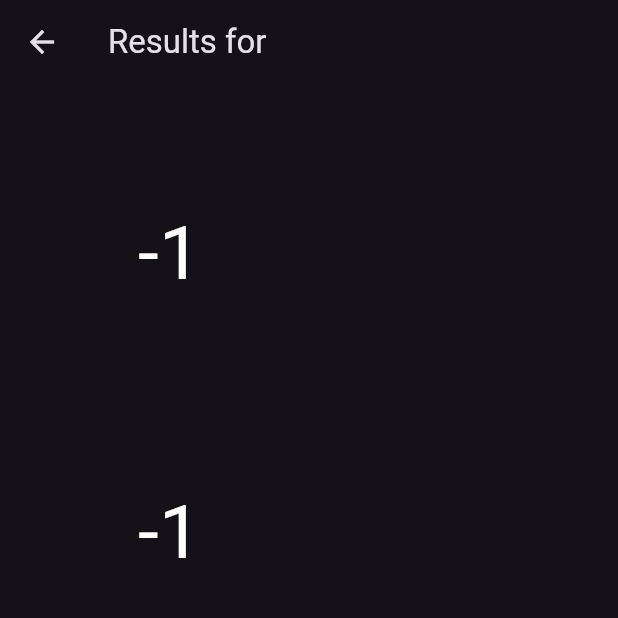
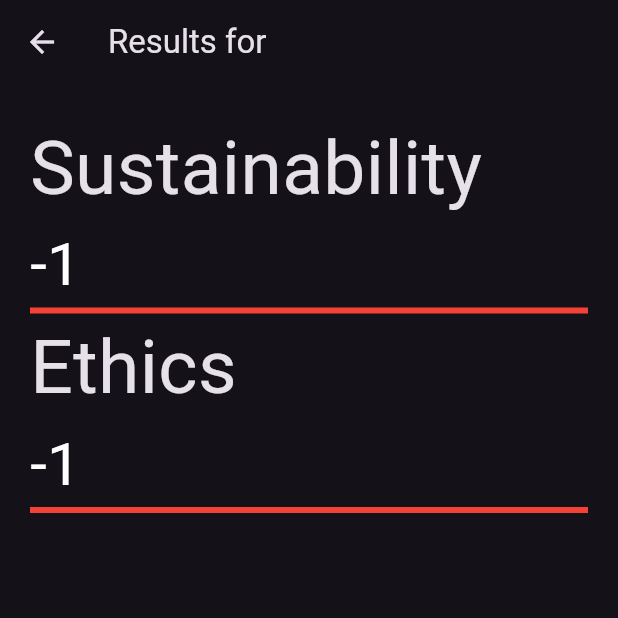
Before and after one commit to zsaquarian/code-penguins, a Flutter app: the ResultsScreen screen opened directly, on a phone screen of 412 x 824 dp, the top half of it. Run offline on Flutter 3.47's test engine with Material 3 defaults, Android fonts, the phone set to English and light mode, and no system bars; our stand-ins replace camera; missing offline and left inert: flutter_scalable_ocr.

Commit message:
style sustainability report

```diff
--- a/penguins/lib/result_screen.dart
+++ b/penguins/lib/result_screen.dart
@@ -19,22 +19,30 @@ class ResultsScreen extends StatelessWidget {
   @override
   Widget build(BuildContext context) {
     var descriptionStyle = TextStyle(color: Colors.white, fontSize: 15);
-    var scoreStyle = TextStyle(color: Colors.white, fontSize: 50);
+    var scoreStyle = TextStyle(color: Colors.white, fontSize: 40);
     return
     Scaffold(
     appBar: AppBar(title: Text( "Results for ${name.trim()}" )),
     body:
-    GridView.count(
-      crossAxisCount: 2,
-      crossAxisSpacing: 10,
-      padding: const EdgeInsets.all(25),
-      mainAxisSpacing: 10,
-          children: [
-            Center(child: Text(sustainabilityScore.toString(), style: scoreStyle)),
-            Center(child: Text(sustainabilityDescription, style: descriptionStyle)),
-            Center(child: Text(ethicsScore.toString(), style: scoreStyle)),
-            Center(child: Text(ethicsDescription, style: descriptionStyle)),
-        ])
+    Container(padding: const EdgeInsets.all(20), child:
+      Column(
+        crossAxisAlignment: CrossAxisAlignment.start,
+        children: [
+          Text("Sustainability", style: TextStyle(fontSize: 50)),
+          Row(spacing: 20, children: [
+            Text(sustainabilityScore.toString(), style: scoreStyle),
+            Expanded(child: Text(sustainabilityDescription, style: descriptionStyle)),
+          ]),
+          LinearProgressIndicator(value: sustainabilityScore / 100, backgroundColor: Colors.red, color: Colors.green),
+          Text("Ethics", style: TextStyle(fontSize: 50)),
+          Row(spacing: 20,  children: [
+            Text(ethicsScore.toString(), style: scoreStyle),
+            Expanded(child: Text(ethicsDescription, style: descriptionStyle)),
+          ]),
+          LinearProgressIndicator(value: ethicsScore / 100, backgroundColor: Colors.red, color: Colors.green),
+        ]
+      )
+    )
     );
   }
 }
```
